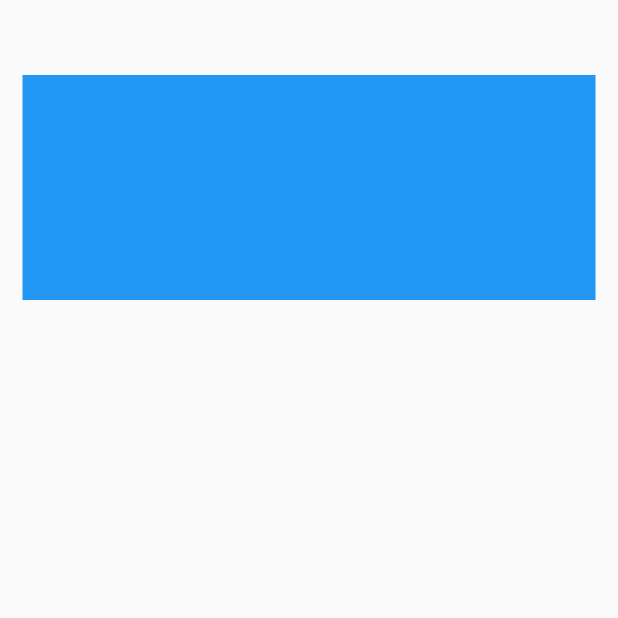
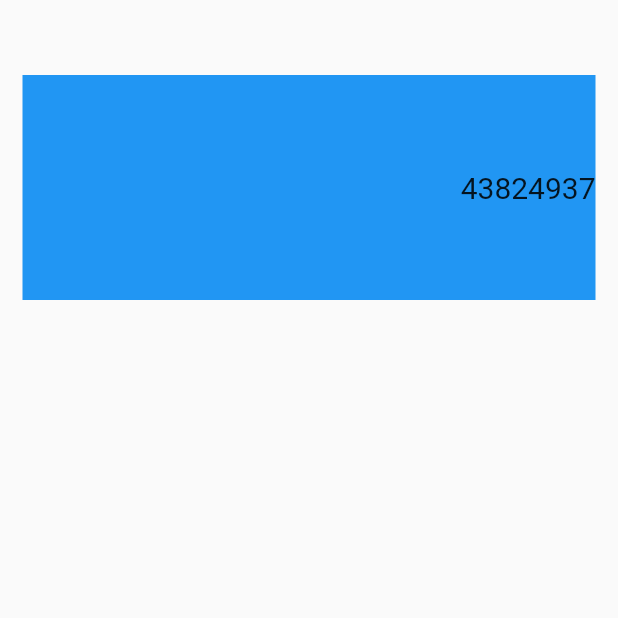
Before and after one commit to JBW7/flutter-apps, a Flutter app: the screen it shows after launch, on a phone screen of 412 x 824 dp, the top half of it. Run offline on Flutter 3.47's test engine with Material 2 defaults, Android fonts, the phone set to English and light mode, and no system bars; our stand-ins replace flutter_spinkit; missing offline and left inert: lipsum.

Commit message:
answer container realigned

```diff
--- a/simple_calculator_app/lib/main.dart
+++ b/simple_calculator_app/lib/main.dart
@@ -24,15 +24,46 @@ class _homeState extends State<home> {
         padding: const EdgeInsets.fromLTRB(15, 50, 15, 50),
 
         child: Column(
-          children: <Widget>[
+
+          crossAxisAlignment: CrossAxisAlignment.stretch,
+
+          children: <Widget> [
+
+            // container widget for the answer
             Container(
               height: 150,
               decoration: BoxDecoration(
-                color: Colors.blue[500]
+                color: Colors.blue
               ),
-            )
+
+              child: Row(
+
+                mainAxisAlignment: MainAxisAlignment.end,
+
+                children: [
+                  Column(
+
+                    mainAxisAlignment: MainAxisAlignment.spaceEvenly,
+
+                    children: [
+                      Text(
+                        '43824937',
+                        style: TextStyle(
+                          fontSize: 20,
+                        ),
+                      ),
+                    ],
+                  ),
+                ],
+              ),
+
+            ),
+
+
           ],
         ),
+
+
 
       ),
 
```
